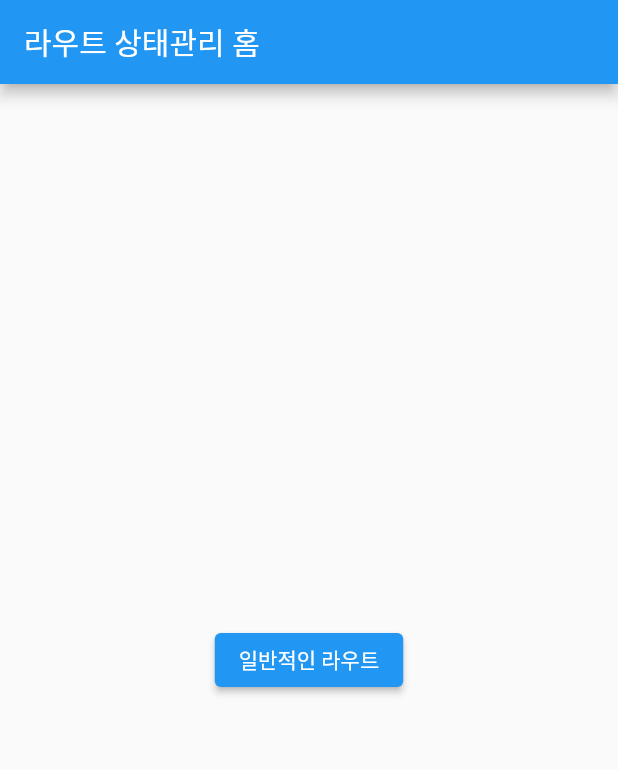
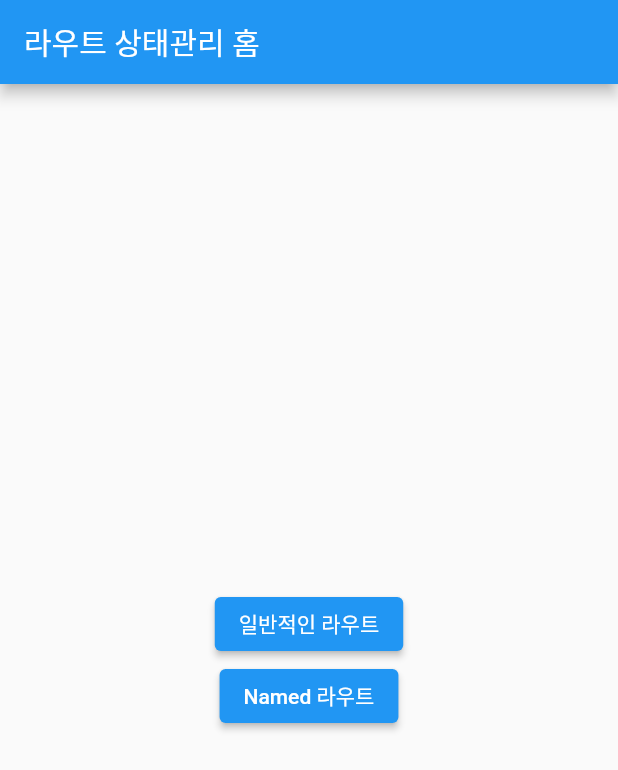
Before and after one commit to flutter-study-project/GetX-practice, a Flutter app: the screen it shows after launch, on a phone screen of 412 x 824 dp. Shown: the top 770 px of the screen. Run offline on Flutter 3.47's test engine with Material 2 defaults, Android fonts, the phone set to English and light mode, and no system bars; our stand-ins replace get.

Commit message:
[추가] 네임드 라우터 공부

```diff
--- a/lib/main.dart
+++ b/lib/main.dart
@@ -1,6 +1,8 @@
 import 'package:flutter/material.dart';
 import 'package:get/get.dart';
 import 'package:getx_practice/src/home.dart';
+import 'package:getx_practice/src/pages/named/named_first.dart';
+import 'package:getx_practice/src/pages/named/named_second.dart';
 
 void main() {
   runApp(MyApp());
@@ -15,7 +17,18 @@ class MyApp extends StatelessWidget {
       theme: ThemeData(
         primarySwatch: Colors.blue,
       ),
-      home: Home(),
+      // home: Home(),
+      initialRoute: "/",
+      // routes: {
+      //   "/": (context) => Home(),
+      //   "/first": (context) => NamedFirstPage(),
+      //   "/second": (context) => NamedSecondPage()
+      // },
+      getPages: [
+        GetPage(name: "/", page: () => Home()),
+        GetPage(name: "/first", page: () => NamedFirstPage()),
+        GetPage(name: "/second", page: () => NamedSecondPage())
+      ],
     );
   }
 }
--- a/lib/src/home.dart
+++ b/lib/src/home.dart
@@ -19,7 +19,12 @@ class Home extends StatelessWidget {
                 onPressed: () {
                   Get.to(() => FirstPage());
                 },
-                child: Text('일반적인 라우트'))
+                child: Text('일반적인 라우트')),
+            ElevatedButton(
+                onPressed: () {
+                  Get.toNamed("/first");
+                },
+                child: Text('Named 라우트'))
           ],
         ),
       ),
```
Also changed, not shown: lib/src/pages/named/named_first.dart (added, +25 -0 lines), lib/src/pages/named/named_second.dart (added, +30 -0 lines).
